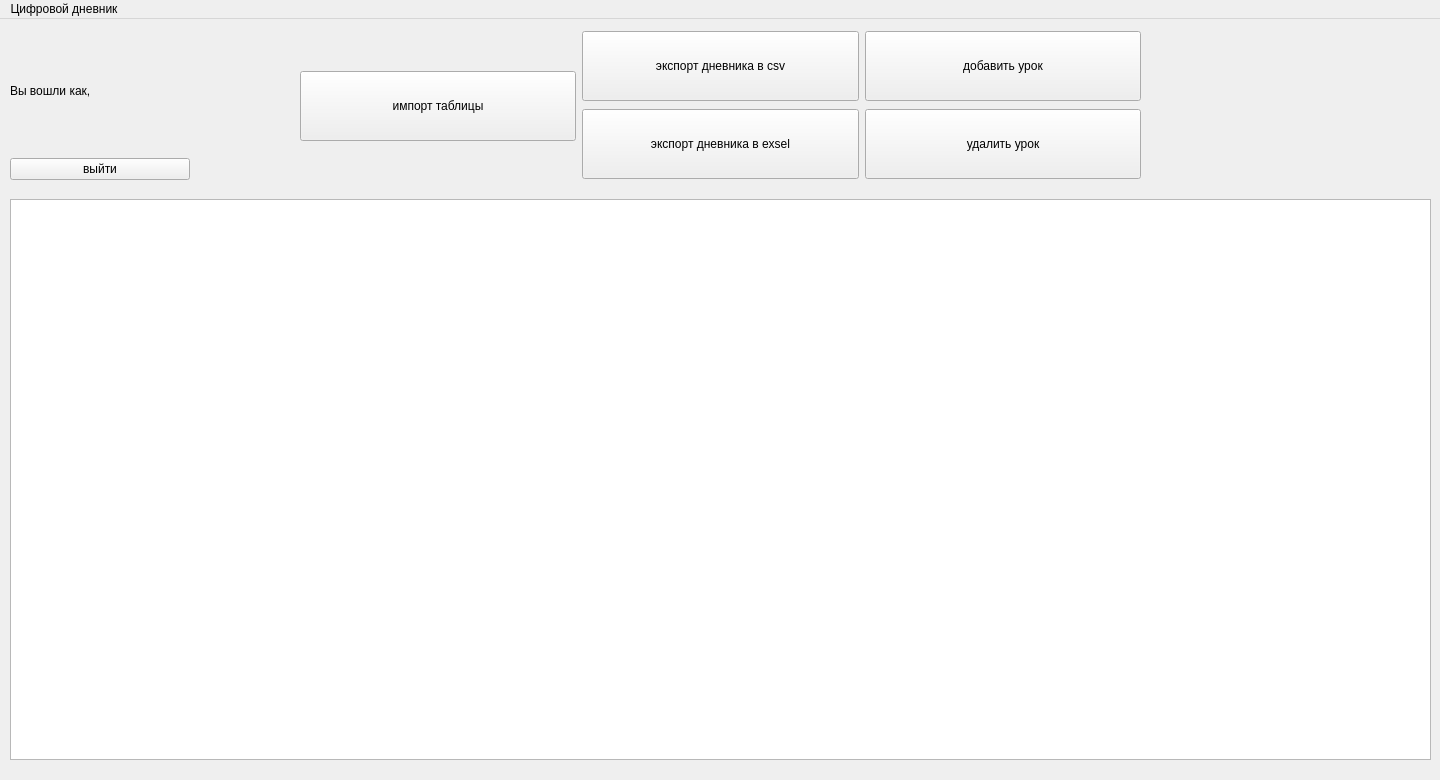
First picture: the form in ui/main_window_2.ui, repository Tanax-Xt/Digital-journal-Desktop, before the edit.
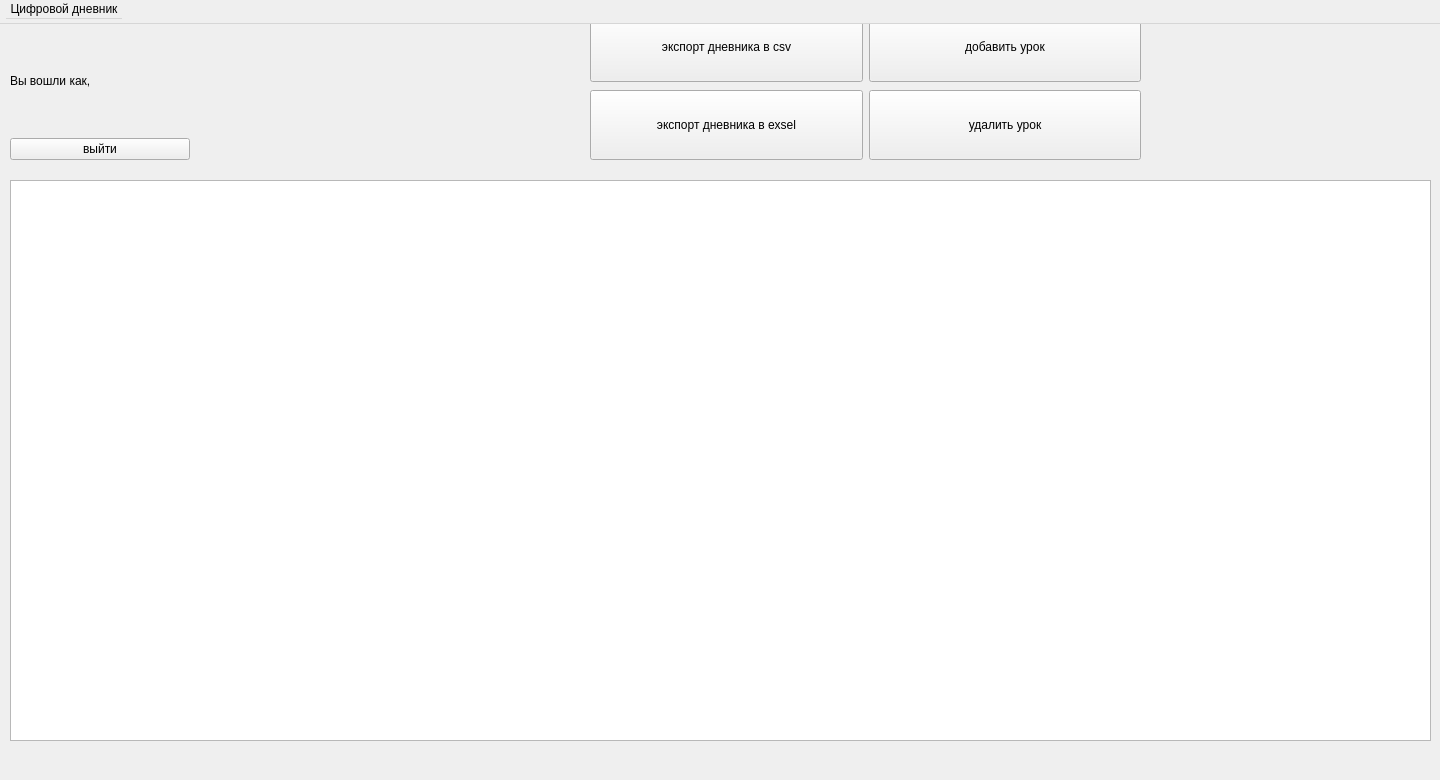
Second picture: the form after the edit.

```diff
--- a/ui/main_window_2.ui
+++ b/ui/main_window_2.ui
@@ -1,7 +1,7 @@
 <?xml version="1.0" encoding="UTF-8"?>
 <ui version="4.0">
- <class>StartWindow</class>
- <widget class="QMainWindow" name="StartWindow">
+ <class>MainWindow</class>
+ <widget class="QWidget" name="MainWindow">
   <property name="geometry">
    <rect>
     <x>0</x>
@@ -29,26 +29,13 @@
    <widget class="QWidget" name="horizontalLayoutWidget">
     <property name="geometry">
      <rect>
-      <x>300</x>
+      <x>590</x>
       <y>10</y>
-      <width>841</width>
+      <width>551</width>
       <height>154</height>
      </rect>
     </property>
     <layout class="QHBoxLayout" name="horizontalLayout">
-     <item>
-      <widget class="QPushButton" name="pushButton">
-       <property name="minimumSize">
-        <size>
-         <width>0</width>
-         <height>70</height>
-        </size>
-       </property>
-       <property name="text">
-        <string>импорт таблицы</string>
-       </property>
-      </widget>
-     </item>
      <item>
       <layout class="QVBoxLayout" name="verticalLayout_2">
        <item>
@@ -115,14 +102,20 @@
     <property name="geometry">
      <rect>
       <x>10</x>
-      <y>10</y>
+      <y>30</y>
       <width>181</width>
       <height>151</height>
      </rect>
     </property>
     <layout class="QVBoxLayout" name="verticalLayout_4">
      <item>
-      <widget class="QLabel" name="label">
+      <widget class="QLabel" name="greetingLabel">
+       <property name="maximumSize">
+        <size>
+         <width>16777215</width>
+         <height>60</height>
+        </size>
+       </property>
        <property name="text">
         <string>Вы вошли как, </string>
        </property>
```
Left out of the diff: 2 changed lines with no effect on the pictures.
